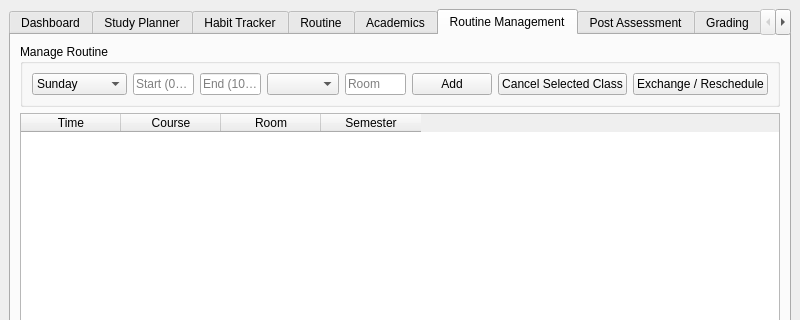
Qt form src/mainwindow.ui (SilentCipher-Star/CSE-4302-Project) before a commit; both pictures show x 0 to 800 and y 0 to 320 of the 800 by 600 pixel window.
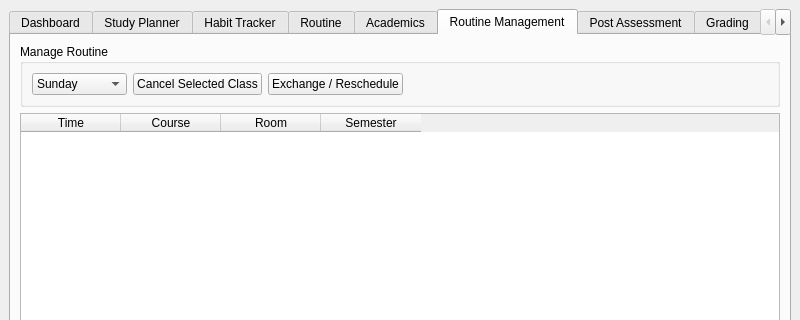
The same form after that commit. The open tabs and pages were chosen to show the change.

Patch:
```diff
--- a/src/mainwindow.ui
+++ b/src/mainwindow.ui
@@ -434,19 +434,6 @@
             <item><property name="text"><string>Friday</string></property></item>
             <item><property name="text"><string>Saturday</string></property></item>
            </widget></item>
-           <item><widget class="QLineEdit" name="editRoutineTime">
-            <property name="placeholderText"><string>Start (09:00)</string></property>
-           </widget></item>
-           <item><widget class="QLineEdit" name="editRoutineEndTime">
-            <property name="placeholderText"><string>End (10:30)</string></property>
-           </widget></item>
-           <item><widget class="QComboBox" name="comboRoutineCourse">
-            <property name="toolTip"><string>Select Course</string></property>
-           </widget></item>
-           <item><widget class="QLineEdit" name="editRoutineRoom">
-            <property name="placeholderText"><string>Room</string></property>
-           </widget></item>
-           <item><widget class="QPushButton" name="btnAddRoutine_Teacher"><property name="text"><string>Add</string></property></widget></item>
            <item>
             <widget class="QPushButton" name="btnCancelClass">
              <property name="text"><string>Cancel Selected Class</string></property>
@@ -459,6 +446,19 @@
              <property name="visible"><bool>false</bool></property>
             </widget>
            </item>
+            <item>
+            <spacer name="horizontalSpacer_routine">
+             <property name="orientation">
+              <enum>Qt::Horizontal</enum>
+             </property>
+             <property name="sizeHint" stdset="0">
+              <size>
+               <width>40</width>
+               <height>20</height>
+              </size>
+             </property>
+            </spacer>
+           </item>
           </layout>
          </widget>
         </item>
```
Left out of the diff: 21 changed lines with no effect on the pictures.
